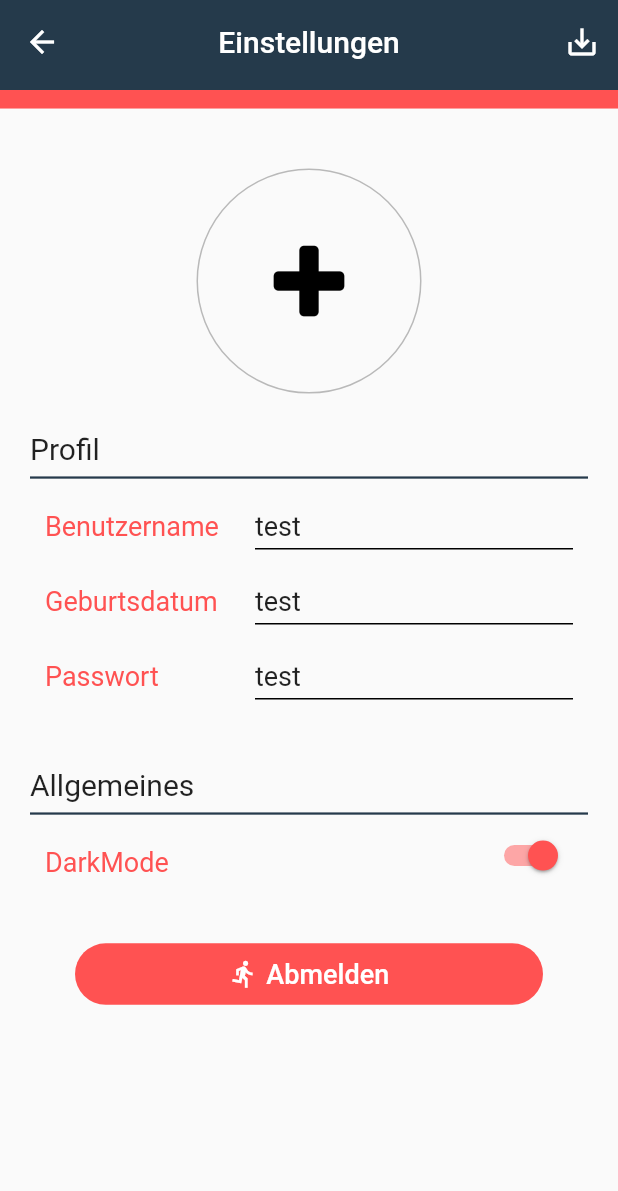
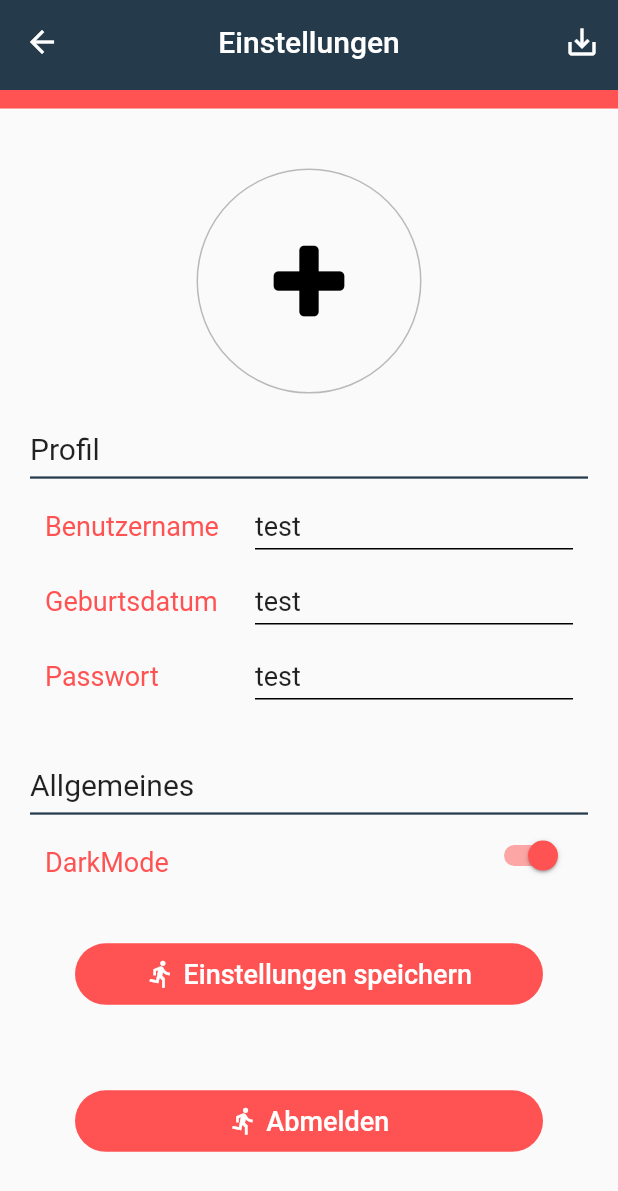
Before and after one commit to DominikDeseyve/SW-ENG_CMP, a Flutter app: the SettingsScreen screen opened by its route, on a phone screen of 412 x 824 dp. Shown: the top 1191 px of the screen. Run offline on Flutter 3.47's test engine with Material 2 defaults, Android fonts, the phone set to English and light mode, and no system bars; our stand-ins replace audioplayers, cached_network_image, cloud_firestore, firebase_auth, firebase_storage, image_picker; missing offline and left inert: nested_navigators, youtube_api; accounts and stored records are empty.

Commit message:
Update Settingsscreen

```diff
--- a/lib/pages/settings/SettingsScreen.dart
+++ b/lib/pages/settings/SettingsScreen.dart
@@ -317,6 +317,38 @@ class _SettingsScreenState extends State<SettingsScreen> {
                     ),
                   ),
                   Text(
+                    "Einstellungen speichern",
+                    style: TextStyle(
+                      fontSize: 18.0,
+                      color: Colors.white,
+                    ),
+                  )
+                ],
+              ),
+            ),
+          ),
+          Container(
+            margin: EdgeInsets.symmetric(horizontal: 50, vertical: 25),
+            child: FlatButton(
+              onPressed: () async {
+                await Controller().authentificator.signOut();
+                Navigator.of(context, rootNavigator: true).pushReplacementNamed('/welcome');
+              },
+              padding: const EdgeInsets.all(10),
+              color: Colors.redAccent,
+              shape: RoundedRectangleBorder(borderRadius: new BorderRadius.circular(30.0)),
+              child: Row(
+                mainAxisAlignment: MainAxisAlignment.center,
+                children: <Widget>[
+                  Padding(
+                    padding: const EdgeInsets.only(right: 5.0),
+                    child: Icon(
+                      Icons.directions_run,
+                      size: 20.0,
+                      color: Colors.white,
+                    ),
+                  ),
+                  Text(
                     "Abmelden",
                     style: TextStyle(
                       fontSize: 18.0,
```
